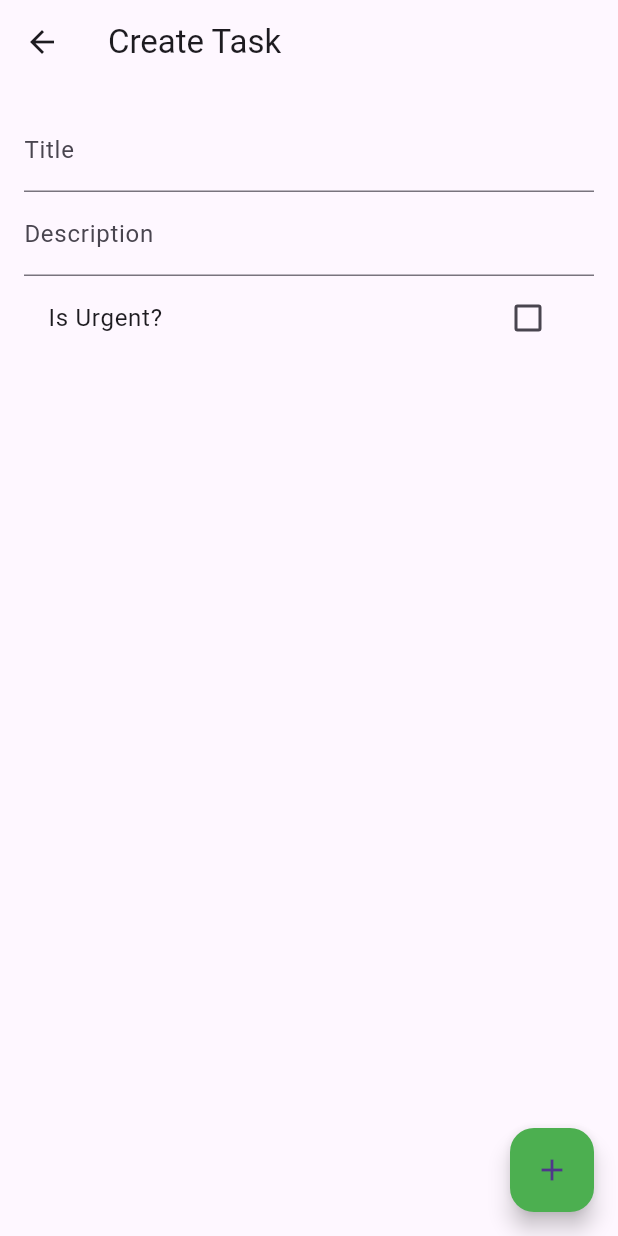
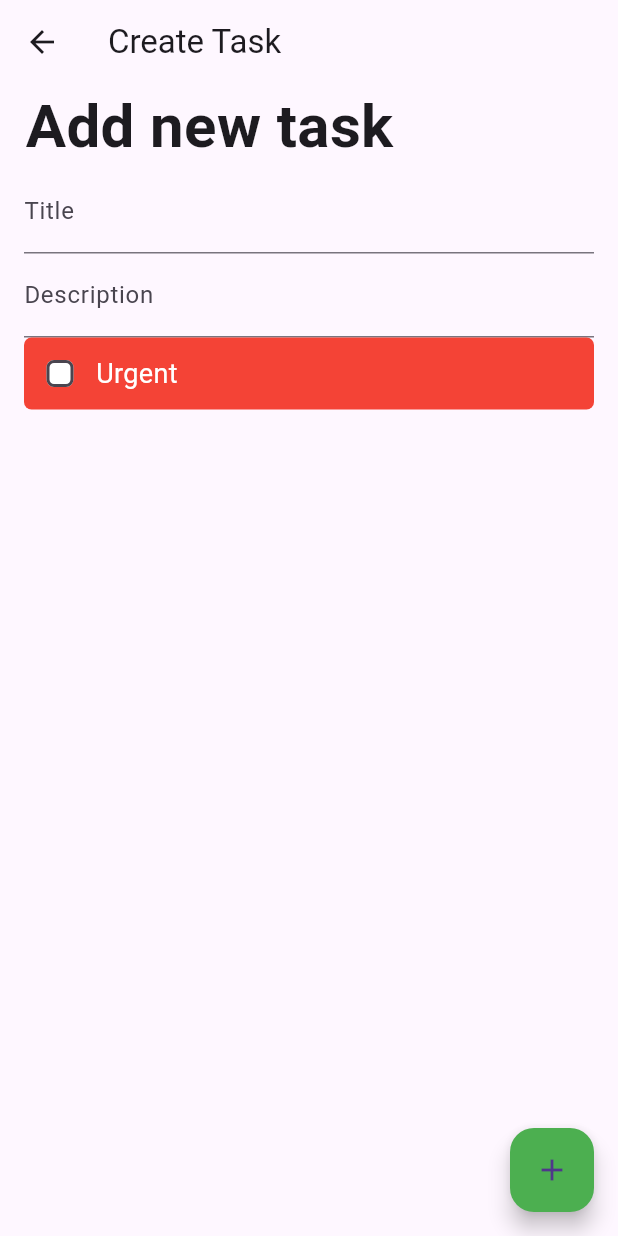
Before and after one commit to karinevitoria/PomoFocus, a Flutter app: the HomePage screen opened directly, after a tap on the "add" icon, on a phone screen of 412 x 824 dp. Run offline on Flutter 3.47's test engine with Material 3 defaults, Android fonts, the phone set to English and light mode, and no system bars.

Commit message:
refactor(screen): Refactor the urgent checkbox in Task pages

```diff
--- a/lib/domain/models/Task.dart
+++ b/lib/domain/models/Task.dart
@@ -43,9 +43,13 @@ class _TaskState extends State<Task> {
         }
       },
       child: Container(
-        padding: const EdgeInsets.all(16),
+        padding: const EdgeInsets.only(left: 16, top: 16, bottom: 16),
         decoration: BoxDecoration(
           borderRadius: BorderRadius.circular(10),
+          border: Border.all(
+            color: const Color.fromARGB(255, 0, 0, 0),
+            width: 1,
+          ),
         ),
         child: Row(
           children: [
--- a/lib/screens/create_task.dart
+++ b/lib/screens/create_task.dart
@@ -20,9 +20,22 @@ class _CreateTaskState extends State<CreateTask> {
         title: const Text('Create Task'),
       ),
       body: Padding(
-        padding: const EdgeInsets.all(16.0),
+        padding: const EdgeInsets.only(left: 16.0, right: 16.0),
         child: Column(
+          mainAxisAlignment: MainAxisAlignment.start,
+          crossAxisAlignment: CrossAxisAlignment.start,
           children: <Widget>[
+            const Padding(
+              padding:
+                  EdgeInsets.only(left: 1.0), // Padding específico para o Text
+              child: Text(
+                'Add new task',
+                style: TextStyle(
+                  fontSize: 40,
+                  fontWeight: FontWeight.w600,
+                ),
+              ),
+            ),
             TextField(
               controller: titleController,
               decoration: const InputDecoration(
@@ -35,15 +48,32 @@ class _CreateTaskState extends State<CreateTask> {
                 labelText: 'Description',
               ),
             ),
-            CheckboxListTile(
-              title: const Text('Is Urgent?'),
+            Container(
+              decoration: BoxDecoration(
+                color: Colors.red,
+                borderRadius: BorderRadius.circular(5),
+              ),
+              child: Row(
+                crossAxisAlignment: CrossAxisAlignment.center,
+                children: [
+                  Checkbox(
                     value: isUrgent,
+                    fillColor: MaterialStateProperty.all(Colors.white),
+                    checkColor: Colors.red,
+                    shape: RoundedRectangleBorder(
+                      borderRadius: BorderRadius.circular(5),
+                    ),
                     onChanged: (bool? value) {
                       setState(() {
                         isUrgent = value ?? false;
                       });
                     },
                   ),
+                  const Text('Urgent',
+                      style: TextStyle(color: Colors.white, fontSize: 18)),
+                ],
+              ),
+            )
           ],
         ),
       ),
--- a/lib/screens/home_page.dart
+++ b/lib/screens/home_page.dart
@@ -34,16 +34,20 @@ class _HomePageState extends State<HomePage> {
         title: const Text('Home Page'),
       ),
       body: Padding(
-        padding: const EdgeInsets.only(left: 20),
+        padding: const EdgeInsets.all(2),
         child: Column(
           mainAxisAlignment: MainAxisAlignment.start,
           crossAxisAlignment: CrossAxisAlignment.start,
           children: [
-            const Text(
-              'To Do List',
-              style: TextStyle(
-                fontSize: 40,
-                fontWeight: FontWeight.w600,
+            const Padding(
+              padding:
+                  EdgeInsets.only(left: 8.0), // Padding específico para o Text
+              child: Text(
+                'To Do List',
+                style: TextStyle(
+                  fontSize: 40,
+                  fontWeight: FontWeight.w600,
+                ),
               ),
             ),
             Expanded(
--- a/lib/screens/start_page.dart
+++ b/lib/screens/start_page.dart
@@ -1,5 +1,4 @@
 import 'package:flutter/material.dart';
-import 'package:pomo_focus/screens/create_task.dart';
 import 'package:pomo_focus/screens/home_page.dart';
 
 class StartPage extends StatelessWidget {
```
Also changed, not shown: lib/screens/edit_task.dart (+38 -9 lines). Lines whose indentation alone changed are shown as unchanged.
